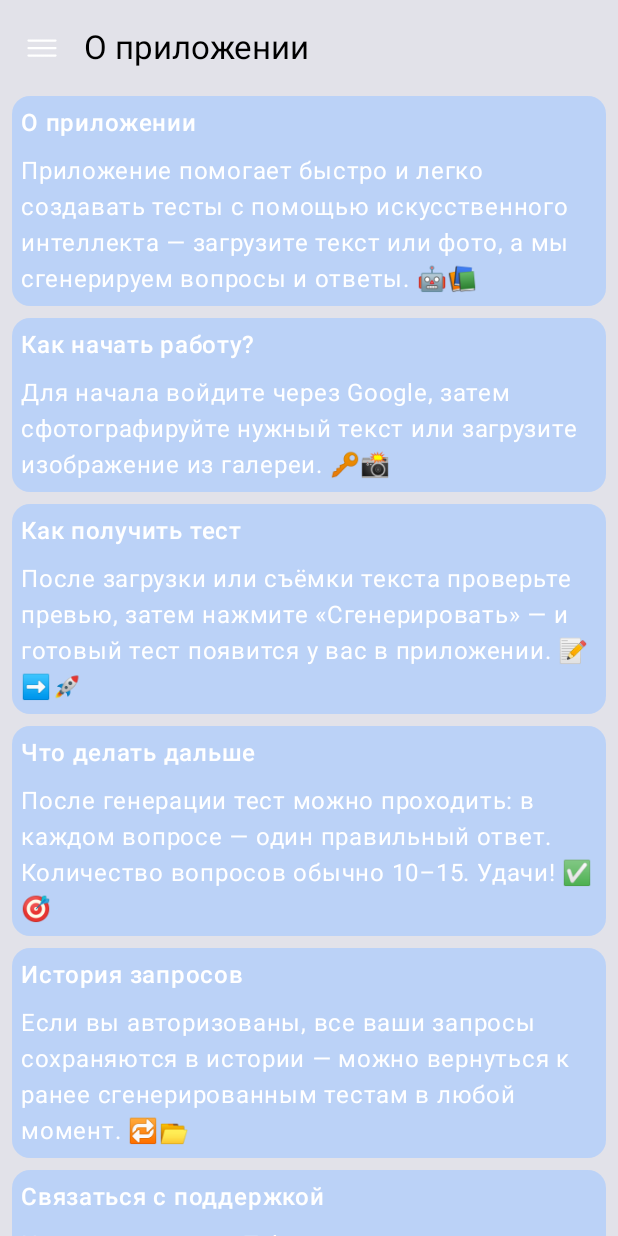
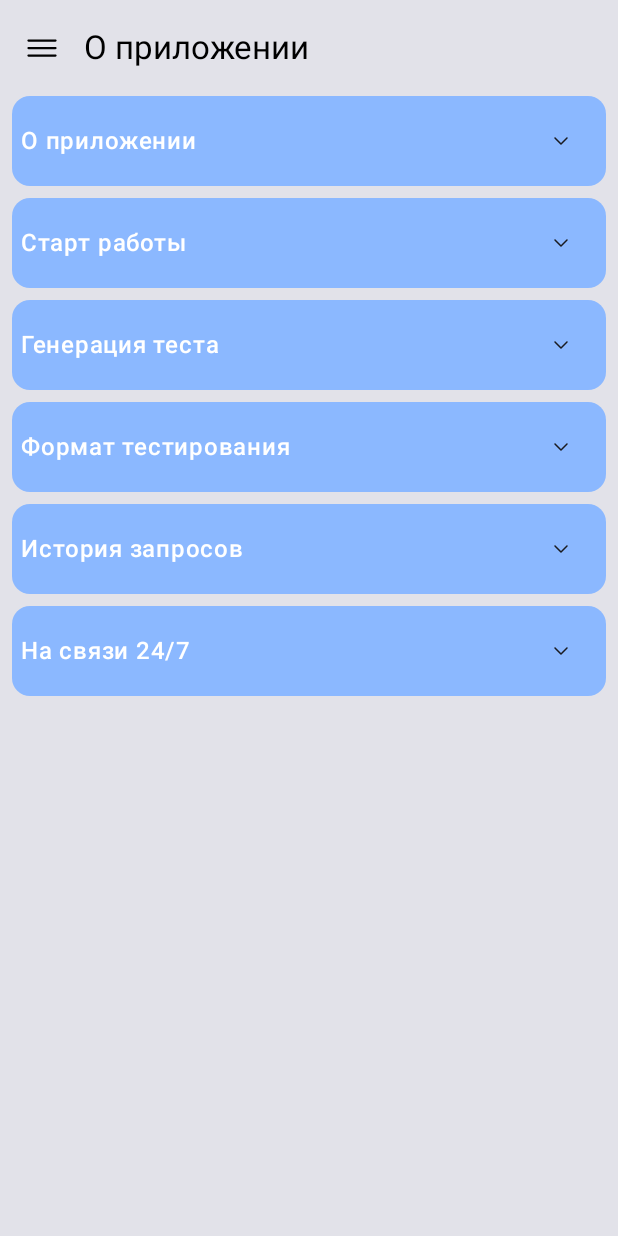
Before and after one commit to kryska1709/CheckLearn, an Android app built with Jetpack Compose: the InfoScreen screen opened through its navigation route, on a phone screen of 412 x 824 dp. Run offline under Robolectric (Android 15) with nearby library versions, the phone set to English and light mode, and no system bars; libraries missing offline, so code that uses them is left out: androidx.camera.core, androidx.camera.view; 2 statements that could not run were skipped.

Commit message:
add customCard and new color

```diff
--- a/app/build.gradle.kts
+++ b/app/build.gradle.kts
@@ -2,6 +2,7 @@ plugins {
     alias(libs.plugins.android.application)
     alias(libs.plugins.kotlin.android)
     alias(libs.plugins.kotlin.compose)
+    id("com.google.gms.google-services")
     id("org.jetbrains.kotlin.plugin.serialization")
 }
 
@@ -51,6 +52,8 @@ dependencies {
     implementation(libs.androidx.ui.tooling.preview)
     implementation(libs.androidx.material3)
     implementation(libs.androidx.navigation.compose)
+
+    implementation(platform("com.google.firebase:firebase-bom:34.5.0"))
     //camera
     implementation(libs.androidx.camera.camera2)
     implementation(libs.androidx.camera.lifecycle)
@@ -61,6 +64,9 @@ dependencies {
     implementation(libs.kotlinx.serialization.json)
 
     implementation(libs.coil.compose)
+
+    implementation("com.google.firebase:firebase-auth-ktx:23.0.0")
+    implementation("com.google.android.gms:play-services-auth:21.2.0")
 
     implementation(platform(libs.ktor.bom))
     implementation(libs.ktor.client.android)
--- /dev/null
+++ b/app/src/main/java/com/example/checklearn/components/CustomInfoCard.kt
@@ -0,0 +1,78 @@
+package com.example.checklearn.components
+
+import androidx.compose.animation.animateContentSize
+import androidx.compose.foundation.clickable
+import androidx.compose.foundation.layout.Arrangement
+import androidx.compose.foundation.layout.Column
+import androidx.compose.foundation.layout.Row
+import androidx.compose.foundation.layout.Spacer
+import androidx.compose.foundation.layout.fillMaxSize
+import androidx.compose.foundation.layout.fillMaxWidth
+import androidx.compose.foundation.layout.height
+import androidx.compose.foundation.layout.padding
+import androidx.compose.foundation.shape.RoundedCornerShape
+import androidx.compose.material3.Card
+import androidx.compose.material3.CardDefaults
+import androidx.compose.material3.Icon
+import androidx.compose.material3.IconButton
+import androidx.compose.material3.Text
+import androidx.compose.runtime.Composable
+import androidx.compose.runtime.mutableStateOf
+import androidx.compose.runtime.remember
+import androidx.compose.ui.Alignment
+import androidx.compose.ui.Modifier
+import androidx.compose.ui.graphics.Color
+import androidx.compose.ui.res.painterResource
+import androidx.compose.ui.text.font.FontWeight
+import androidx.compose.ui.unit.dp
+import androidx.compose.ui.unit.sp
+import com.example.checklearn.R
+import com.example.checklearn.ui.theme.ContrastBlu
+
+@Composable
+fun CustomInfoCard(
+    title: String,
+    description: String
+) {
+    val expended = remember { mutableStateOf(false) }
+    Card(
+        modifier = Modifier.fillMaxSize()
+            .clickable{expended.value = !expended.value}
+            .animateContentSize()
+            .padding(start = 8.dp, end = 8.dp),
+        shape = RoundedCornerShape(12.dp),
+        colors = CardDefaults.cardColors(ContrastBlu),
+    ) {
+        Column(modifier = Modifier
+            .fillMaxWidth()
+            .padding(6.dp)) {
+            Row(
+                modifier = Modifier.fillMaxWidth(),
+                verticalAlignment = Alignment.CenterVertically,
+                horizontalArrangement = Arrangement.SpaceBetween
+            ) {
+                Text(
+                    text = title,
+                    fontWeight = FontWeight.SemiBold,
+                    fontSize = 16.sp,
+                    color = Color.White
+                )
+                IconButton(
+                    onClick = {expended.value = !expended.value}
+                ) {
+                    Icon(
+                        painter = painterResource(R.drawable.arrow_down),
+                        contentDescription = null
+                    )
+                }
+            }
+            if(expended.value) {
+                Spacer(modifier = Modifier.height(8.dp))
+                Text(
+                    text = description,
+                    color = Color.White
+                )
+            }
+        }
+    }
+}
--- a/app/src/main/java/com/example/checklearn/navigation/AppNavigation.kt
+++ b/app/src/main/java/com/example/checklearn/navigation/AppNavigation.kt
@@ -1,5 +1,7 @@
 package com.example.checklearn.navigation
 
+import android.os.Build
+import androidx.annotation.RequiresApi
 import androidx.compose.runtime.Composable
 import androidx.compose.runtime.CompositionLocalProvider
 import androidx.compose.runtime.remember
@@ -31,6 +33,7 @@ class Navigator(){
 }
 
 val LocalNavigator = staticCompositionLocalOf<Navigator> { error("NO NAVIGATOR") }
+@RequiresApi(Build.VERSION_CODES.P)
 @Composable
 fun AppNavigation() {
 
--- a/app/src/main/java/com/example/checklearn/ui/theme/Color.kt
+++ b/app/src/main/java/com/example/checklearn/ui/theme/Color.kt
@@ -11,3 +11,6 @@ val PurpleGrey40 = Color(0xFF625b71)
 val Pink40 = Color(0xFF7D5260)
 val BlueMainColor = Color(0xFFB2CFFC)
 val  MyGray = Color(0xFFE2E2E9)
+val ContrastBlu = Color(0xFF8BB8FF)
+
+val Gray2 = Color(0xFFCECECE)
--- a/app/src/main/java/com/example/checklearn/view/CameraScreen.kt
+++ b/app/src/main/java/com/example/checklearn/view/CameraScreen.kt
@@ -58,6 +58,7 @@ import com.example.checklearn.components.SideBarMenu
 import com.example.checklearn.navigation.LocalNavigator
 import com.example.checklearn.navigation.Routes
 import com.example.checklearn.ui.theme.BlueMainColor
+import com.example.checklearn.ui.theme.ContrastBlu
 import com.example.checklearn.ui.theme.MyGray
 import com.example.checklearn.viewmodel.CameraViewModel
 import kotlinx.coroutines.launch
@@ -242,7 +243,7 @@ fun CameraScreen(
                             textAlign = TextAlign.Center,
                             text = "Сфотографируйте задание для проверки",
                             fontSize = 22.sp,
-                            color = BlueMainColor
+                            color = ContrastBlu
                         )
                     }
                 }
--- a/app/src/main/java/com/example/checklearn/view/InfoScreen.kt
+++ b/app/src/main/java/com/example/checklearn/view/InfoScreen.kt
@@ -2,32 +2,21 @@ package com.example.checklearn.view
 
 import androidx.compose.foundation.background
 import androidx.compose.foundation.layout.Arrangement
-import androidx.compose.foundation.layout.Column
-import androidx.compose.foundation.layout.Spacer
 import androidx.compose.foundation.layout.fillMaxSize
-import androidx.compose.foundation.layout.fillMaxWidth
-import androidx.compose.foundation.layout.height
 import androidx.compose.foundation.layout.padding
 import androidx.compose.foundation.lazy.LazyColumn
 import androidx.compose.foundation.lazy.items
-import androidx.compose.foundation.shape.RoundedCornerShape
-import androidx.compose.material3.Card
-import androidx.compose.material3.CardDefaults
 import androidx.compose.material3.Icon
 import androidx.compose.material3.IconButton
-import androidx.compose.material3.Text
 import androidx.compose.runtime.Composable
 import androidx.compose.runtime.rememberCoroutineScope
 import androidx.compose.ui.Modifier
-import androidx.compose.ui.graphics.Color
 import androidx.compose.ui.res.painterResource
-import androidx.compose.ui.text.font.FontWeight
 import androidx.compose.ui.unit.dp
-import androidx.compose.ui.unit.sp
 import com.example.checklearn.R
+import com.example.checklearn.components.CustomInfoCard
 import com.example.checklearn.components.CustomScaffold
 import com.example.checklearn.components.SideBarMenu
-import com.example.checklearn.ui.theme.BlueMainColor
 import com.example.checklearn.ui.theme.MyGray
 import kotlinx.coroutines.launch
 
@@ -50,18 +39,18 @@ fun InfoScreen() {
                     Icon(
                         painter = painterResource(R.drawable.menu),
                         contentDescription = null,
-                        tint = androidx.compose.ui.graphics.Color.White
+                        tint = androidx.compose.ui.graphics.Color.Black
                     )
                 }
             }
         ) { innerPadding ->
             val cards = listOf(
-                "О приложении" to "Приложение помогает быстро и легко создавать тесты с помощью искусственного интеллекта — загрузите текст или фото, а мы сгенерируем вопросы и ответы. 🤖📚",
-                "Как начать работу?" to "Для начала войдите через Google, затем сфотографируйте нужный текст или загрузите изображение из галереи. 🔑📸",
-                "Как получить тест" to "После загрузки или съёмки текста проверьте превью, затем нажмите «Сгенерировать» — и готовый тест появится у вас в приложении. 📝➡️🚀",
-                "Что делать дальше" to "После генерации тест можно проходить: в каждом вопросе — один правильный ответ. Количество вопросов обычно 10–15. Удачи! ✅🎯",
-                "История запросов" to "Если вы авторизованы, все ваши запросы сохраняются в истории — можно вернуться к ранее сгенерированным тестам в любой момент. 🔁📂",
-                "Связаться с поддержкой" to "Наши контакты: в Telegram — @your_support (замените на ваш), или по электронной почте: support@example.com. Пишите при ошибках или неточностях — мы быстро поможем. 💬✉️"
+                "О приложении" to "Создавайте тесты мгновенно! Загружайте текст или фото — ИИ сделает всё остальное 💫🤖",
+                "Старт работы" to "Вход через Google → загрузка контента. Два шага — и вы творите! 🎯📸",
+                "Генерация теста" to "Проверяете превью → жмёте «Сгенерировать» → получаете готовый тест! Быстрее, чем кофе успеет остыть ☕🚀",
+                "Формат тестирования" to "Умные вопросы • Один правильный ответ • 10-15 заданий • Идеальный баланс сложности 🎮🏆",
+                "История запросов" to "Ваша коллекция тестов всегда под рукой. Возвращайтесь к любому материалу в один клик 📚🔄",
+                "На связи 24/7" to "Telegram: @your_support 📲 • Email: support@example.com 📧 • Решаем вопросы молниеносно! ⚡💬"
             )
 
             LazyColumn(
@@ -72,28 +61,7 @@ fun InfoScreen() {
                 verticalArrangement = Arrangement.spacedBy(8.dp)
             ) {
                 items(cards) { (title, description) ->
-                    Card(
-                        modifier = Modifier.fillMaxSize()
-                            .padding(start = 8.dp, end = 8.dp),
-                        shape = RoundedCornerShape(12.dp),
-                        colors = CardDefaults.cardColors(BlueMainColor.copy(0.8f)),
-                    ) {
-                        Column(modifier = Modifier
-                            .fillMaxWidth()
-                            .padding(6.dp)) {
-                            Text(
-                                text = title,
-                                fontWeight = FontWeight.SemiBold,
-                                fontSize = 16.sp,
-                                color = Color.White
-                            )
-                            Spacer(modifier = Modifier.height(8.dp))
-                            Text(
-                                text = description,
-                                color = Color.White
-                            )
-                        }
-                    }
+                    CustomInfoCard(title,description)
                 }
             }
         }
--- a/app/src/main/java/com/example/checklearn/view/StatisticScreen.kt
+++ b/app/src/main/java/com/example/checklearn/view/StatisticScreen.kt
@@ -33,6 +33,7 @@ import com.example.checklearn.navigation.LocalNavigator
 import com.example.checklearn.navigation.Routes
 import com.example.checklearn.network.HandwriteRecognizer
 import com.example.checklearn.ui.theme.BlueMainColor
+import com.example.checklearn.ui.theme.ContrastBlu
 import com.example.checklearn.ui.theme.MyGray
 import com.example.checklearn.viewmodel.CameraViewModel
 import com.example.checklearn.viewmodel.TaskViewModel
@@ -100,7 +101,7 @@ fun StatisticScreen(
             )
             CustomButton(
                 modifier = Modifier.padding(8.dp),
-                color = ButtonDefaults.buttonColors(BlueMainColor),
+                color = ButtonDefaults.buttonColors(ContrastBlu),
                 text = "Сгенерировать тест",
                 textColor = Color.White
             ) {
--- /dev/null
+++ b/app/src/main/res/drawable/arrow_down.xml
@@ -0,0 +1,10 @@
+<vector xmlns:android="http://schemas.android.com/apk/res/android"
+    android:width="24dp"
+    android:height="24dp"
+    android:viewportWidth="24"
+    android:viewportHeight="24">
+  <path
+      android:pathData="M7.646,9.646C7.842,9.451 8.158,9.451 8.354,9.646L12,13.293L15.646,9.646C15.842,9.451 16.158,9.451 16.354,9.646C16.549,9.842 16.549,10.158 16.354,10.354L12.354,14.354C12.158,14.549 11.842,14.549 11.646,14.354L7.646,10.354C7.451,10.158 7.451,9.842 7.646,9.646Z"
+      android:fillColor="#212A33"
+      android:fillType="evenOdd"/>
+</vector>
--- a/build.gradle.kts
+++ b/build.gradle.kts
@@ -3,5 +3,6 @@ plugins {
     alias(libs.plugins.android.application) apply false
     alias(libs.plugins.kotlin.android) apply false
     alias(libs.plugins.kotlin.compose) apply false
+    id("com.google.gms.google-services") version "4.4.4" apply false
     id("org.jetbrains.kotlin.plugin.serialization") version "2.2.21" apply false
 }
```
